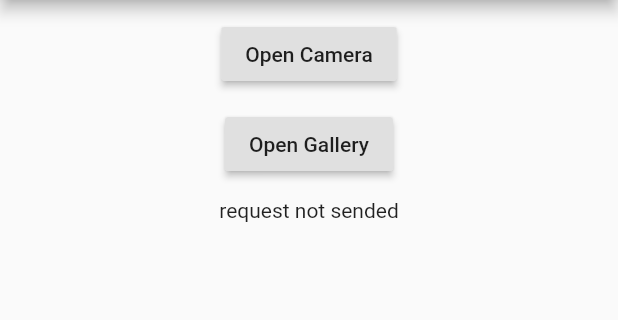
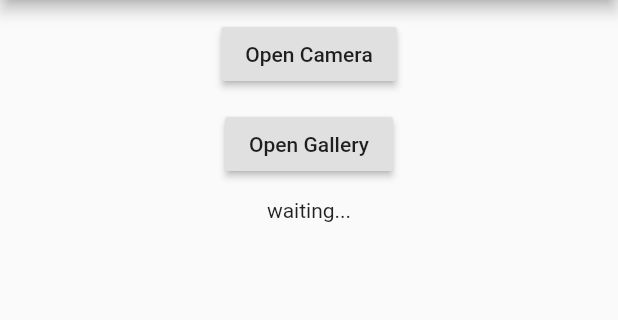
Before and after one commit to EhsanTgv/COVID-19DetectorFlutter, a Flutter app: the screen it shows after launch, after a tap on "Open Gallery", on a phone screen of 412 x 824 dp, the part 84-404 px from its top. Run offline on Flutter 3.47's test engine with Material 2 defaults, Android fonts, the phone set to English and light mode, and no system bars; our stand-ins replace camera, image_picker.

Commit message:
MyHomePage convert response to state

```diff
--- a/lib/pages/homepage.dart
+++ b/lib/pages/homepage.dart
@@ -13,7 +13,7 @@ class MyHomePage extends StatefulWidget {
 }
 
 class _MyHomePageState extends State<MyHomePage> {
-  String response = "request not sended";
+  String state = "request not sended";
 
   openCameraFunction() {
     Navigator.pushNamed<bool>(context, "/camera");
@@ -21,11 +21,16 @@ class _MyHomePageState extends State<MyHomePage> {
 
   Future openGalleryFunction() async {
     var image = await ImagePicker.pickImage(source: ImageSource.gallery);
+
+    setState(() {
+      state = "waiting...";
+    });
+
     var _response =
         await uploadImage(image.path, "http://chichiapp.ir:8838/upload/x-ray");
 
     setState(() {
-      response = parseData(_response);
+      state = parseData(_response);
     });
   }
 
@@ -76,7 +81,7 @@ class _MyHomePageState extends State<MyHomePage> {
             SizedBox(
               height: 12,
             ),
-            Text(response)
+            Text(state)
           ],
         ),
       ),
```
